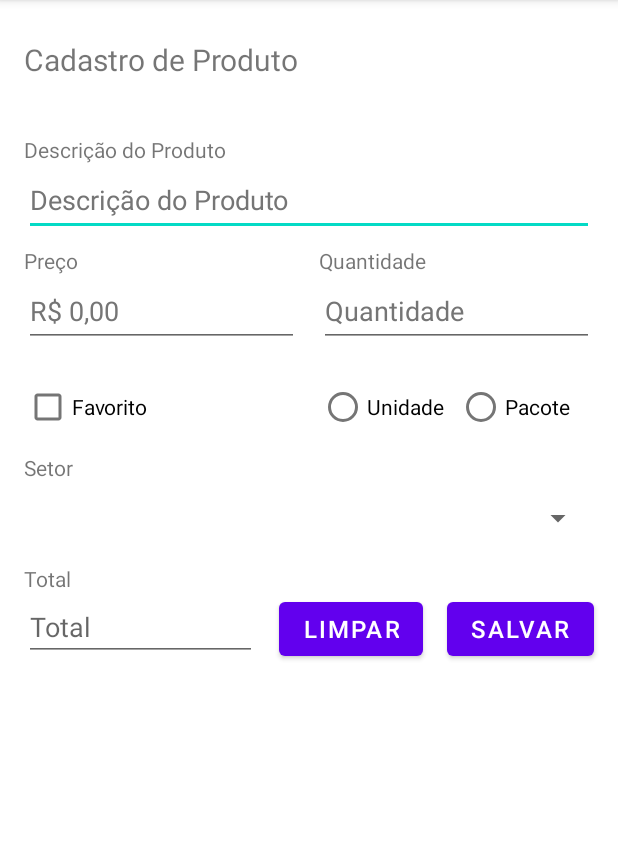
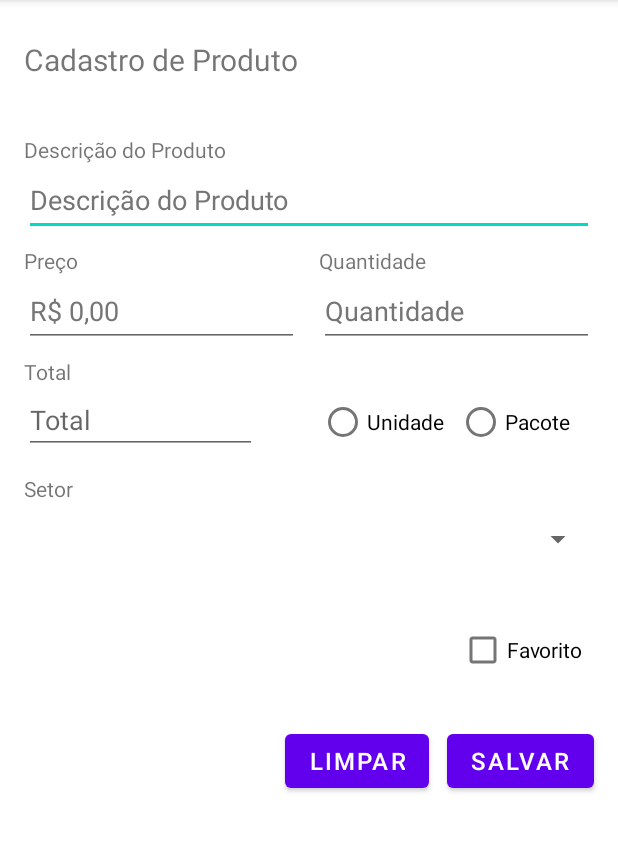
Before and after one commit to erikvalcezio/java-projects-utfpr, an Android app: the screen it shows after launch (MainActivity), on a phone screen of 412 x 824 dp, the part 84-936 px from its top. Run offline under Robolectric (Android 15) with nearby library versions, the phone set to English and light mode, and no system bars.

Commit message:
Android projeto Compensa - tela de cadastro de produto

```diff
--- a/Desenvolvimento Java Para Dispositivos Moveis/Compensa/app/src/main/java/br/edu/utfpr/erikvalcezio/MainActivity.java
+++ b/Desenvolvimento Java Para Dispositivos Moveis/Compensa/app/src/main/java/br/edu/utfpr/erikvalcezio/MainActivity.java
@@ -4,28 +4,55 @@ import androidx.appcompat.app.AppCompatActivity;
 
 import android.os.Bundle;
 import android.view.View;
+import android.widget.RadioGroup;
 import android.widget.TextView;
+
+import java.math.BigDecimal;
 
 public class MainActivity extends AppCompatActivity {
 
-    private TextView descricaoProduto, preco, quantidade;
+    private TextView descricaoProduto, preco, quantidade, total;
+    private RadioGroup unidadeMedida;
 
     @Override
     protected void onCreate(Bundle savedInstanceState) {
         super.onCreate(savedInstanceState);
         setContentView(R.layout.activity_main);
 
+        //TextView
         this.descricaoProduto = findViewById(R.id.editTextTextPersonNameDescricaoProduto);
         this.preco = findViewById(R.id.editTextTextPersonNamePreco);
         this.quantidade = findViewById(R.id.editTextTextPersonNameQuantidade);
+        this.total = findViewById(R.id.editTextNumberDecimalTotal);
+
+        //RadioGroup
+        this.unidadeMedida = findViewById(R.id.radioGroupUnidadeMedida);
+
     }
 
     public void limparCampos(View view){
         this.descricaoProduto.setText("");
         this.preco.setText("");
         this.quantidade.setText("");
+        this.total.setText("");
+        this.unidadeMedida.clearCheck();
 
         this.descricaoProduto.hasFocus();
     }
 
+    public void calcularTotal(View View) {
+        this.total.setText("");
+        Integer qtd = 0;
+        BigDecimal price = BigDecimal.ZERO;
+        BigDecimal somaTotal = BigDecimal.ZERO;
+
+        if (this.quantidade.getText().toString().trim() != null
+            && this.preco.getText().toString().trim()  != null ) {
+            qtd =  Integer.parseInt(this.quantidade.getText().toString().trim());
+            price =  new BigDecimal(this.preco.getText().toString().trim());
+            somaTotal = price.multiply(new BigDecimal(qtd));
+            this.total.setText(somaTotal.toString());
+        }
+    }
+
 }
--- a/Desenvolvimento Java Para Dispositivos Moveis/Compensa/app/src/main/res/layout/activity_main.xml
+++ b/Desenvolvimento Java Para Dispositivos Moveis/Compensa/app/src/main/res/layout/activity_main.xml
@@ -62,10 +62,10 @@
         app:layout_constraintTop_toBottomOf="@+id/editTextTextPersonNameDescricaoProduto" />
 
     <RadioGroup
-        android:id="@+id/radioGroup"
+        android:id="@+id/radioGroupUnidadeMedida"
         android:layout_width="183dp"
         android:layout_height="48dp"
-        android:layout_marginTop="16dp"
+        android:layout_marginTop="26dp"
         android:orientation="horizontal"
         app:layout_constraintEnd_toEndOf="@+id/editTextTextPersonNameQuantidade"
         app:layout_constraintTop_toBottomOf="@+id/editTextTextPersonNameQuantidade">
@@ -89,42 +89,42 @@
         android:id="@+id/spinner"
         android:layout_width="380dp"
         android:layout_height="48dp"
-        android:layout_marginTop="26dp"
+        android:layout_marginTop="30dp"
         android:contentDescription="@string/setor"
-        app:layout_constraintStart_toStartOf="@+id/editTextTextPersonNamePreco"
-        app:layout_constraintTop_toBottomOf="@+id/radioGroup" />
+        app:layout_constraintStart_toStartOf="@+id/editTextNumberDecimalTotal"
+        app:layout_constraintTop_toBottomOf="@+id/radioGroupUnidadeMedida" />
 
     <CheckBox
         android:id="@+id/checkBox"
-        android:layout_width="183dp"
+        android:layout_width="90dp"
         android:layout_height="48dp"
-        android:layout_marginTop="16dp"
+        android:layout_marginTop="26dp"
         android:text="@string/favorito"
-        app:layout_constraintStart_toStartOf="@+id/editTextTextPersonNamePreco"
-        app:layout_constraintTop_toBottomOf="@+id/editTextTextPersonNamePreco" />
+        app:layout_constraintEnd_toEndOf="@+id/spinner"
+        app:layout_constraintTop_toBottomOf="@+id/spinner" />
 
     <Button
         android:id="@+id/buttonLimpar"
+        android:layout_marginTop="26dp"
         android:layout_width="wrap_content"
         android:layout_height="wrap_content"
-        android:layout_marginTop="26dp"
-        android:layout_marginEnd="16dp"
-        android:layout_marginRight="16dp"
+        android:layout_marginEnd="12dp"
+        android:layout_marginRight="12dp"
         android:onClick="limparCampos"
         android:text="@string/limpar"
         android:textSize="16sp"
         app:layout_constraintEnd_toStartOf="@+id/button2"
-        app:layout_constraintTop_toBottomOf="@+id/spinner" />
+        app:layout_constraintTop_toBottomOf="@+id/checkBox" />
 
     <Button
         android:id="@+id/button2"
+        android:layout_marginTop="26dp"
         android:layout_width="wrap_content"
         android:layout_height="wrap_content"
-        android:layout_marginTop="26dp"
         android:text="@string/salvar"
         android:textSize="16sp"
         app:layout_constraintEnd_toEndOf="@+id/spinner"
-        app:layout_constraintTop_toBottomOf="@+id/spinner" />
+        app:layout_constraintTop_toBottomOf="@+id/checkBox" />
 
     <TextView
         android:id="@+id/textView3"
@@ -139,8 +139,8 @@
         android:layout_width="wrap_content"
         android:layout_height="wrap_content"
         android:text="@string/total"
-        app:layout_constraintBottom_toTopOf="@+id/editTextNumberDecimal"
-        app:layout_constraintStart_toStartOf="@+id/editTextNumberDecimal" />
+        app:layout_constraintBottom_toTopOf="@+id/editTextNumberDecimalTotal"
+        app:layout_constraintStart_toStartOf="@+id/editTextNumberDecimalTotal" />
 
     <TextView
         android:id="@+id/textView6"
@@ -167,7 +167,7 @@
         app:layout_constraintStart_toStartOf="@+id/editTextTextPersonNameDescricaoProduto" />
 
     <EditText
-        android:id="@+id/editTextNumberDecimal"
+        android:id="@+id/editTextNumberDecimalTotal"
         android:layout_width="155dp"
         android:layout_height="45dp"
         android:layout_marginTop="26dp"
@@ -175,8 +175,9 @@
         android:hint="@string/total"
         android:inputType="numberDecimal"
         android:minHeight="48dp"
+        android:onClick="calcularTotal"
         android:visibility="visible"
-        app:layout_constraintStart_toStartOf="@+id/spinner"
-        app:layout_constraintTop_toBottomOf="@+id/spinner" />
+        app:layout_constraintStart_toStartOf="@+id/editTextTextPersonNamePreco"
+        app:layout_constraintTop_toBottomOf="@+id/editTextTextPersonNamePreco" />
 
 </androidx.constraintlayout.widget.ConstraintLayout>
```
